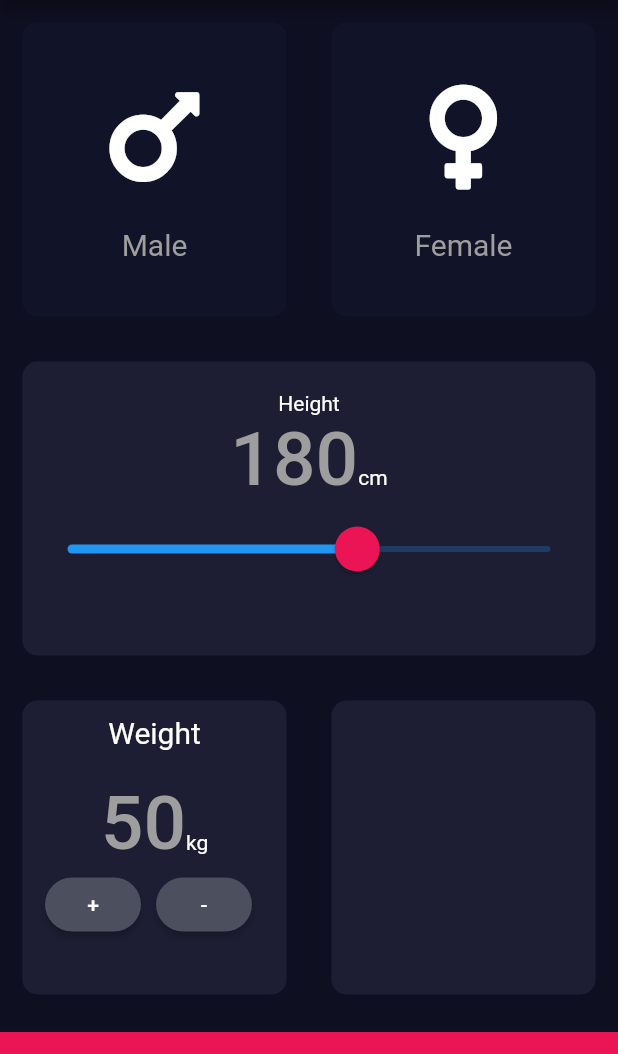
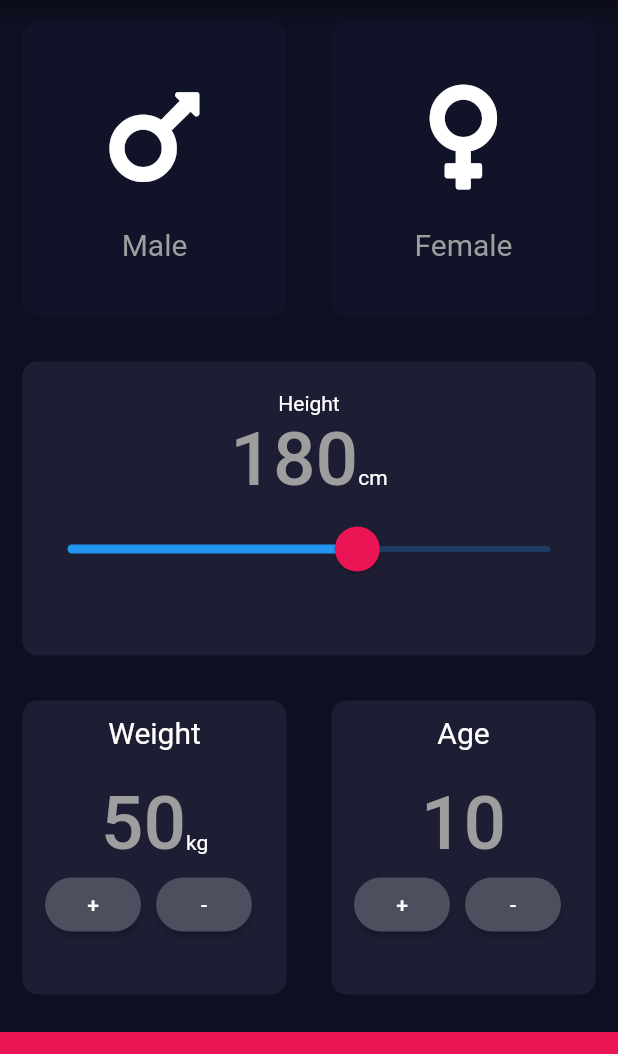
Before and after one commit to SaminYeaser/BMI-calculator, a Flutter app: the screen it shows after launch, on a phone screen of 412 x 824 dp, the part 84-1138 px from its top. Run offline on Flutter 3.47's test engine with Material 2 defaults, Android fonts, the phone set to English and light mode, and no system bars; our stand-ins replace font_awesome_flutter.

Commit message:
age section created

```diff
--- a/lib/input_page.dart
+++ b/lib/input_page.dart
@@ -1,3 +1,4 @@
+import 'package:bmi/widgets/ageSection.dart';
 import 'package:bmi/widgets/heightSection.dart';
 import 'package:bmi/widgets/reuseableCard.dart';
 import 'package:bmi/widgets/weightSection.dart';
@@ -112,7 +113,11 @@ class _MyHomePageState extends State<MyHomePage> {
                 colour: activeCardColors,
                 cardChild: WeightSection(),
               )),
-              Expanded(child: ReuseableCard(colour: activeCardColors))
+              Expanded(
+                  child: ReuseableCard(
+                colour: activeCardColors,
+                cardChild: AgeSection(),
+              ))
             ],
           )),
           Container(
--- a/lib/widgets/ageSection.dart
+++ b/lib/widgets/ageSection.dart
@@ -0,0 +1,75 @@
+import 'package:bmi/colors/colorsSection.dart';
+import 'package:flutter/material.dart';
+
+class AgeSection extends StatefulWidget {
+
+  @override
+  _AgeSectionState createState() => _AgeSectionState();
+}
+
+class _AgeSectionState extends State<AgeSection> {
+  int age = 10;
+  @override
+  Widget build(BuildContext context) {
+    return Column(
+      children: [
+        Padding(
+          child: Text(
+            'Age',
+            style: TextStyle(fontSize: 20),
+          ),
+          padding: EdgeInsets.only(top: 10, bottom: 20),
+        ),
+        Text(
+          age.toString(),
+          style: HugeNumber,
+        ),
+        Row(
+          children: [
+            Padding(
+              padding: EdgeInsets.only(left: 15),
+              child: ElevatedButton(
+                onPressed: () {
+                  setState(() {
+                    age = age + 1;
+                  });
+                },
+                child: Text('+'),
+                style: ButtonStyle(
+                  backgroundColor: MaterialStateProperty.all(Color(0xFF4C4F5E)),
+                  shape: MaterialStateProperty.all(
+                    RoundedRectangleBorder(
+                      borderRadius: BorderRadius.circular(20),
+                    ),
+                  ),
+                  padding:
+                  MaterialStateProperty.all(EdgeInsets.zero),
+                ),
+              ),
+            ),
+            SizedBox(width: 10,),
+            ElevatedButton(
+              onPressed: () {
+                setState(() {
+                  age = age -1;
+                });
+              },
+              child: Text('-'),
+              style: ButtonStyle(
+                backgroundColor: MaterialStateProperty.all(Color(0xFF4C4F5E)),
+                shape: MaterialStateProperty.all(
+                  RoundedRectangleBorder(
+                    borderRadius: BorderRadius.circular(20),
+                  ),
+                ),
+                padding:
+                MaterialStateProperty.all(EdgeInsets.zero),
+              ),
+            )
+          ],
+        ),
+
+      ],
+    );
+  }
+}
```
